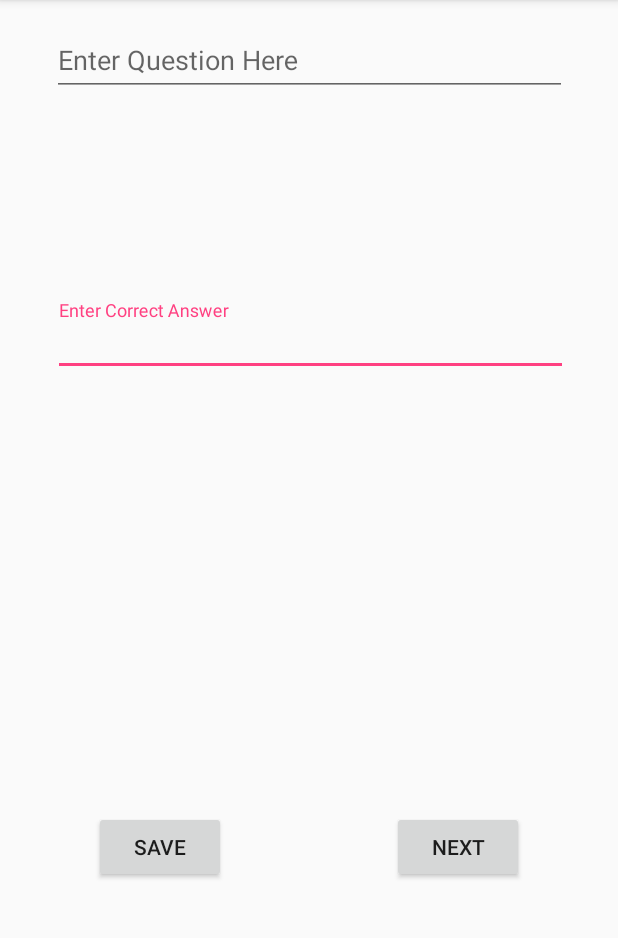
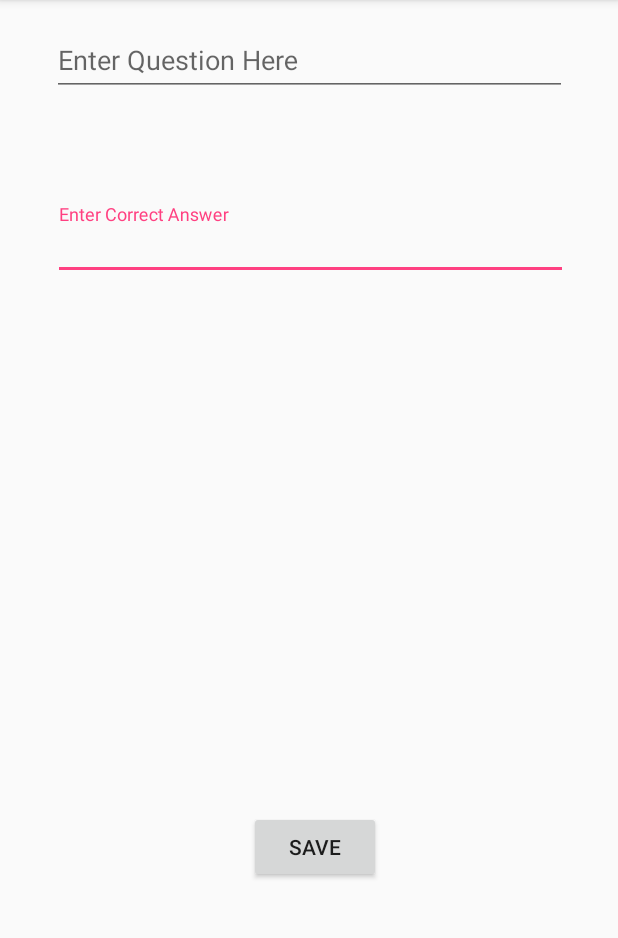
Before and after one commit to fmadrid1317/COP-4331-Testy, an Android app: the FreeResponse_Activity screen opened directly, with no data from a screen before it, on a phone screen of 412 x 824 dp, the part 84-1022 px from its top. Run offline under Robolectric (Android 15) with nearby library versions, the phone set to English and light mode, and no system bars.

Commit message:
Cleaned Up UI and Stuff

```diff
--- a/app/src/main/java/com/example/ferna/mytesty/FreeResponse_Activity.java
+++ b/app/src/main/java/com/example/ferna/mytesty/FreeResponse_Activity.java
@@ -6,14 +6,10 @@ import android.support.v7.app.AppCompatActivity;
 import android.os.Bundle;
 import android.view.View;
 import android.widget.Button;
-import android.widget.EditText;
-
-import com.google.gson.Gson;
 
 public class FreeResponse_Activity extends AppCompatActivity
 {
 
-    public Button nxtButton;
     public Button saveButton;
     public TextInputLayout qstTxt;
     public TextInputLayout corAns;
@@ -26,43 +22,20 @@ public class FreeResponse_Activity extends AppCompatActivity
         qstTxt = findViewById(R.id.qstTxt);
         corAns = findViewById(R.id.corAns);
 
-        nxtButton = (Button)findViewById(R.id.nxtButton3);
-        nxtButton.setOnClickListener(new View.OnClickListener()
-        {
-            @Override
-            public void onClick(View v)
-            {
-                if(qstTxt != null)
-                    newQuiz.current.quizQuestion = qstTxt.getEditText();
-                if(corAns != null)
-                    newQuiz.current.corrAns = corAns.getEditText();
-                //newQuiz.addQuest(3);
-                finish();
-                //Intent nextQuestion;
-                //nextQuestion = new Intent(FreeResponse_Activity.this, FreeResponse_Activity.class);
-                //nextQuestion.putExtra("Quiz", newQuiz);
-                //startActivity(nextQuestion);
-            }
-        });
-
-        /*saveButton = (Button)findViewById(R.id.saveButton3);
+        saveButton = (Button)findViewById(R.id.saveButton3);
         saveButton.setOnClickListener(new View.OnClickListener()
         {
             @Override
             public void onClick(View v)
             {
+                newQuiz.addQuest(2);
                 if(qstTxt != null)
                     newQuiz.current.quizQuestion = qstTxt.getEditText();
                 if(corAns != null)
                     newQuiz.current.corrAns = corAns.getEditText();
-                Intent saveQuiz;
-                saveQuiz = new Intent(FreeResponse_Activity.this, MainMenuActivity.class);
-                saveQuiz.putExtra("Quiz", newQuiz);
-                startActivity(saveQuiz);
+                finish();
             }
-        });*/
-
-
+        });
     }
 
     @Override
--- a/app/src/main/res/layout/activity_free_response.xml
+++ b/app/src/main/res/layout/activity_free_response.xml
@@ -10,12 +10,10 @@
         android:id="@+id/ansTxt"
         android:layout_width="343dp"
         android:layout_height="wrap_content"
-        android:layout_marginBottom="226dp"
         android:layout_marginEnd="20dp"
         android:layout_marginStart="21dp"
         android:layout_marginTop="72dp"
         android:orientation="horizontal"
-        app:layout_constraintBottom_toTopOf="@+id/nxtButton3"
         app:layout_constraintEnd_toEndOf="parent"
         app:layout_constraintStart_toStartOf="parent"
         app:layout_constraintTop_toBottomOf="@+id/qstTxt">
@@ -27,30 +25,16 @@
     </android.support.design.widget.TextInputLayout>
 
     <Button
-        android:id="@+id/nxtButton3"
-        android:layout_width="wrap_content"
-        android:layout_height="wrap_content"
-        android:layout_marginBottom="39dp"
-        android:layout_marginEnd="16dp"
-        android:layout_marginStart="32dp"
-        android:layout_marginTop="400dp"
-        android:text="Next"
-        app:layout_constraintBottom_toBottomOf="parent"
-        app:layout_constraintEnd_toEndOf="parent"
-        app:layout_constraintStart_toEndOf="@+id/saveButton3"
-        app:layout_constraintTop_toTopOf="parent" />
-
-    <Button
         android:id="@+id/saveButton3"
         android:layout_width="wrap_content"
         android:layout_height="wrap_content"
         android:layout_marginBottom="39dp"
-        android:layout_marginEnd="32dp"
+        android:layout_marginEnd="8dp"
         android:layout_marginStart="16dp"
         android:layout_marginTop="400dp"
         android:text="Save"
         app:layout_constraintBottom_toBottomOf="parent"
-        app:layout_constraintEnd_toStartOf="@+id/nxtButton3"
+        app:layout_constraintEnd_toEndOf="parent"
         app:layout_constraintStart_toStartOf="parent"
         app:layout_constraintTop_toTopOf="parent" />
 
```
Also changed, not shown: app/src/main/java/com/example/ferna/mytesty/MultipleChoice_Activity.java (+4 -35 lines), app/src/main/java/com/example/ferna/mytesty/TestTypes.java (+14 -5 lines), app/src/main/java/com/example/ferna/mytesty/TrueFalse_Activity.java (+3 -30 lines), app/src/main/res/layout/activity_multiple_choice_.xml (+2 -16 lines), app/src/main/res/layout/activity_test_types.xml (+14 -0 lines), app/src/main/res/layout/activity_true_false.xml (+2 -16 lines).
